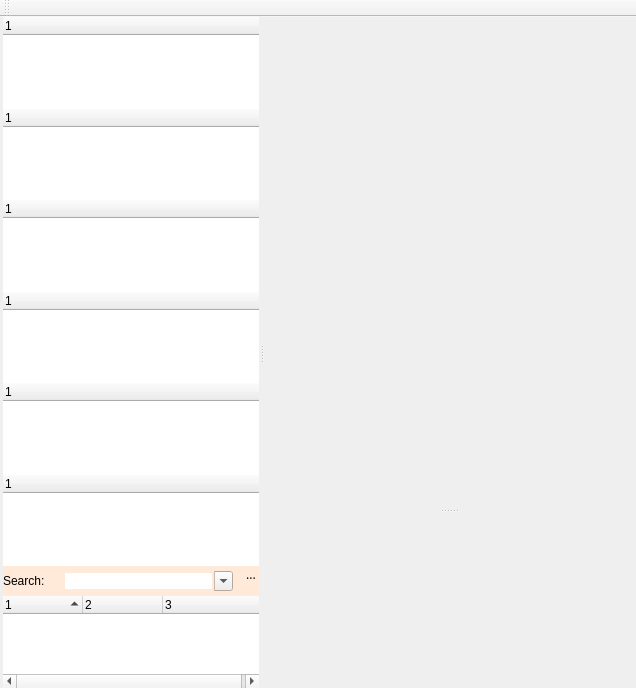
This is src/ui/trigger_editor.ui in Mudlet/Mudlet as Qt 5 draws it before an edit. The edited form follows.
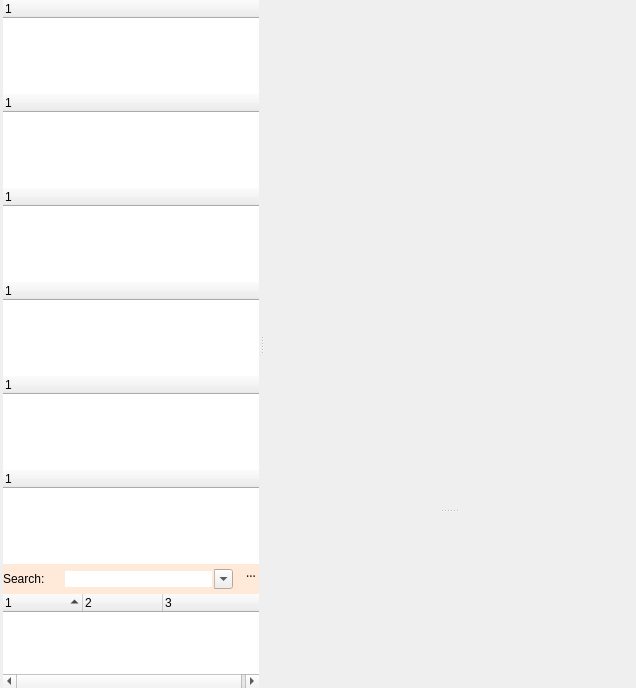
This is the edited form. Icons and pictures are not drawn. Custom widgets are drawn as their Qt base class.

```diff
--- a/src/ui/trigger_editor.ui
+++ b/src/ui/trigger_editor.ui
@@ -977,37 +977,6 @@
     </size>
    </property>
   </widget>
-  <widget class="QToolBar" name="toolBar">
-   <property name="minimumSize">
-    <size>
-     <width>0</width>
-     <height>0</height>
-    </size>
-   </property>
-   <property name="font">
-    <font>
-     <kerning>true</kerning>
-    </font>
-   </property>
-   <property name="windowTitle">
-    <string>toolBar</string>
-   </property>
-   <property name="iconSize">
-    <size>
-     <width>48</width>
-     <height>48</height>
-    </size>
-   </property>
-   <property name="toolButtonStyle">
-    <enum>Qt::ToolButtonTextUnderIcon</enum>
-   </property>
-   <attribute name="toolBarArea">
-    <enum>TopToolBarArea</enum>
-   </attribute>
-   <attribute name="toolBarBreak">
-    <bool>false</bool>
-   </attribute>
-  </widget>
   <action name="actionAlias">
    <property name="text">
     <string>Alias</string>
```
Left out of the diff: 9 changed lines with no effect on the pictures.
